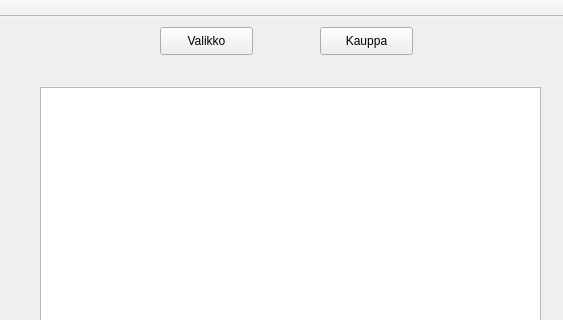
Above: TrainGame/mainwindow.ui from MilanFIN/TrainGame before the change; both pictures show x 310 to 873 and y 0 to 320 of the 1154 by 642 pixel window. Below: the same form after it.
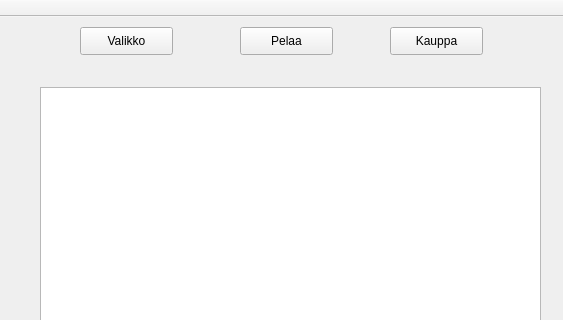
That is the form after the change.

Patch:
```diff
--- a/TrainGame/mainwindow.ui
+++ b/TrainGame/mainwindow.ui
@@ -27,7 +27,7 @@
    <widget class="QPushButton" name="valikkoButton">
     <property name="geometry">
      <rect>
-      <x>470</x>
+      <x>390</x>
       <y>10</y>
       <width>93</width>
       <height>28</height>
@@ -40,7 +40,7 @@
    <widget class="QPushButton" name="kauppaButton">
     <property name="geometry">
      <rect>
-      <x>630</x>
+      <x>700</x>
       <y>10</y>
       <width>93</width>
       <height>28</height>
@@ -93,6 +93,19 @@
      <enum>Qt::Vertical</enum>
     </property>
    </widget>
+   <widget class="QPushButton" name="peliButton">
+    <property name="geometry">
+     <rect>
+      <x>550</x>
+      <y>10</y>
+      <width>93</width>
+      <height>28</height>
+     </rect>
+    </property>
+    <property name="text">
+     <string>Pelaa</string>
+    </property>
+   </widget>
   </widget>
   <widget class="QMenuBar" name="menuBar">
    <property name="geometry">
```
